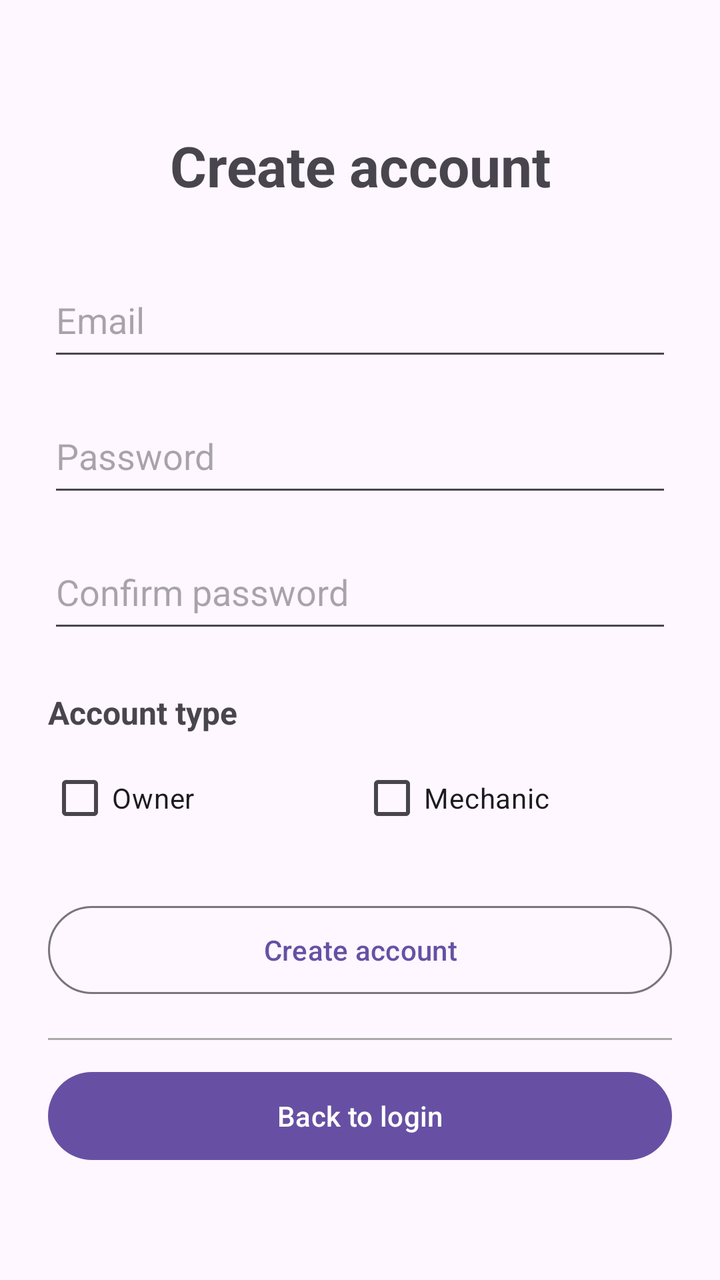
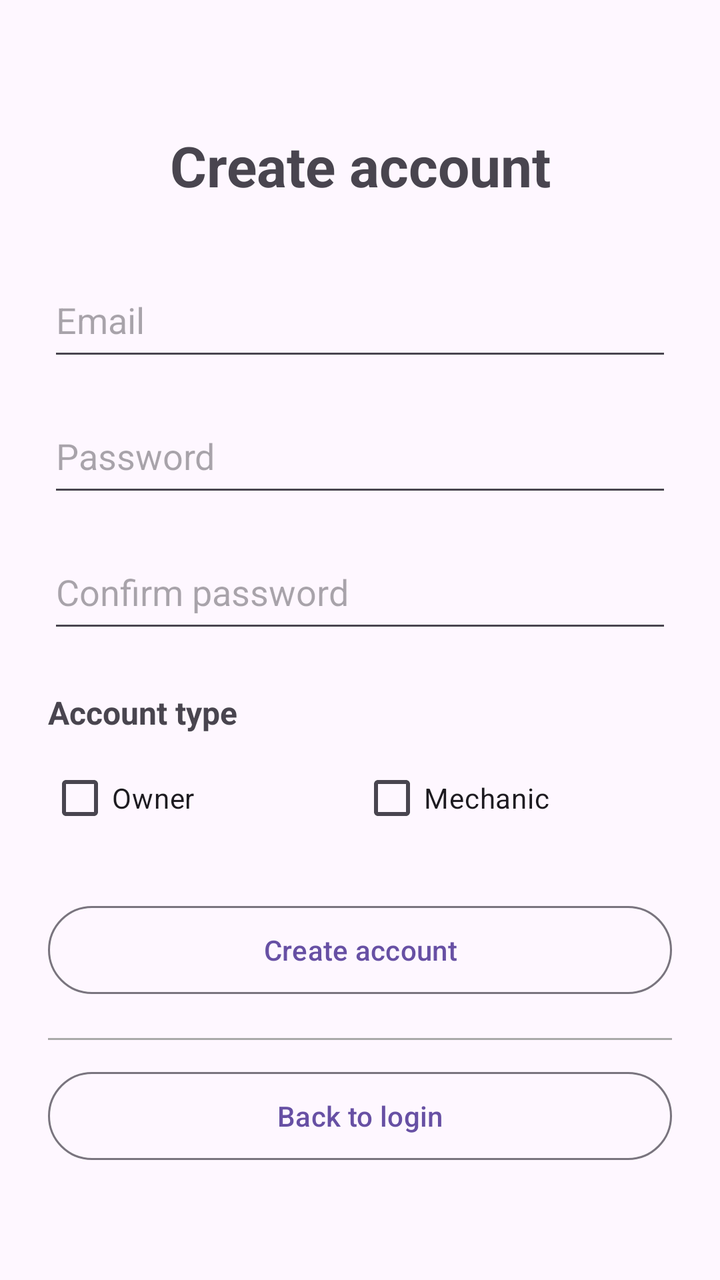

An Android layout rendered at two revisions. The XML below is the earlier revision; the diff shows what the commit changed to produce the second picture.
<!-- AndroidManifest.xml: application theme Theme.AutoServiceLog -->
<!-- res/layout/screen_signup.xml -->
<?xml version="1.0" encoding="utf-8"?>
<ScrollView xmlns:android="http://schemas.android.com/apk/res/android"
    xmlns:tools="http://schemas.android.com/tools"
    android:layout_width="match_parent"
    android:layout_height="match_parent"
    android:fillViewport="true"
    tools:context=".MainActivity">

    <LinearLayout
        android:layout_width="match_parent"
        android:layout_height="wrap_content"
        android:gravity="center_vertical"
        android:minHeight="560dp"
        android:orientation="vertical"
        android:paddingStart="24dp"
        android:paddingTop="32dp"
        android:paddingEnd="24dp"
        android:paddingBottom="24dp">

        <TextView
            android:id="@+id/signupTitleText"
            android:layout_width="match_parent"
            android:layout_height="wrap_content"
            android:gravity="center"
            android:text="@string/signup_screen_title"
            android:textSize="28sp"
            android:textStyle="bold" />

        <EditText
            android:id="@+id/signupEmailInput"
            android:layout_width="match_parent"
            android:layout_height="54dp"
            android:layout_marginTop="30dp"
            android:hint="@string/email"
            android:inputType="textEmailAddress"
            android:singleLine="true" />

        <EditText
            android:id="@+id/signupPasswordInput"
            android:layout_width="match_parent"
            android:layout_height="54dp"
            android:layout_marginTop="14dp"
            android:hint="@string/password"
            android:inputType="textPassword"
            android:singleLine="true" />

        <EditText
            android:id="@+id/signupConfirmPasswordInput"
            android:layout_width="match_parent"
            android:layout_height="54dp"
            android:layout_marginTop="14dp"
            android:hint="@string/confirm_password"
            android:inputType="textPassword"
            android:singleLine="true" />

        <TextView
            android:id="@+id/accountTypeLabel"
            android:layout_width="match_parent"
            android:layout_height="wrap_content"
            android:layout_marginTop="24dp"
            android:text="@string/account_type"
            android:textSize="16sp"
            android:textStyle="bold" />

        <LinearLayout
            android:id="@+id/accountTypeRow"
            android:layout_width="match_parent"
            android:layout_height="wrap_content"
            android:layout_marginTop="8dp"
            android:orientation="horizontal">

            <CheckBox
                android:id="@+id/ownerCheckBox"
                android:layout_width="0dp"
                android:layout_height="wrap_content"
                android:layout_weight="1"
                android:text="@string/owner" />

            <CheckBox
                android:id="@+id/mechanicCheckBox"
                android:layout_width="0dp"
                android:layout_height="wrap_content"
                android:layout_weight="1"
                android:text="@string/mechanic_role" />
        </LinearLayout>

        <com.google.android.material.button.MaterialButton
            android:id="@+id/createAccountButton"
            style="?attr/materialButtonOutlinedStyle"
            android:layout_width="match_parent"
            android:layout_height="52dp"
            android:layout_marginTop="26dp"
            android:text="@string/signup_email"
            android:textAllCaps="false" />

        <View
            android:id="@+id/backToLoginDivider"
            android:layout_width="match_parent"
            android:layout_height="1dp"
            android:layout_marginTop="18dp"
            android:background="@android:color/darker_gray" />

        <com.google.android.material.button.MaterialButton
            android:id="@+id/backToLoginButton"
            style="?attr/materialButtonTextStyle"
            android:layout_width="match_parent"
            android:layout_height="52dp"
            android:layout_marginTop="12dp"
            android:text="@string/back_to_login"
            android:textAllCaps="false" />
    </LinearLayout>
</ScrollView>
<!-- resources referenced by this layout -->
<resources>
  <string name="account_type">Account type</string>
  <string name="back_to_login">Back to login</string>
  <string name="confirm_password">Confirm password</string>
  <string name="email">Email</string>
  <string name="mechanic_role">Mechanic</string>
  <string name="owner">Owner</string>
  <string name="password">Password</string>
  <string name="signup_email">Create account</string>
  <string name="signup_screen_title">Create account</string>
  <style name="Theme.AutoServiceLog" parent="Base.Theme.AutoServiceLog" />
  <style name="Base.Theme.AutoServiceLog" parent="Theme.Material3.DayNight.NoActionBar">
          
          
      </style>
</resources>

<!-- the commit's change to res/layout/screen_signup.xml (unified diff, before → after) -->
@@ -102,7 +102,7 @@
 
         <com.google.android.material.button.MaterialButton
             android:id="@+id/backToLoginButton"
-            style="?attr/materialButtonTextStyle"
+            style="?attr/materialButtonOutlinedStyle"
             android:layout_width="match_parent"
             android:layout_height="52dp"
             android:layout_marginTop="12dp"
